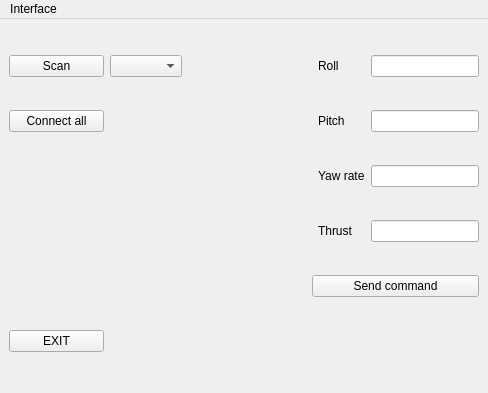
First picture: the form in gui/Qt Designer/crazyflie_multiagent.ui, repository warrenbocphet/crazyflies-formation-control, before the edit.
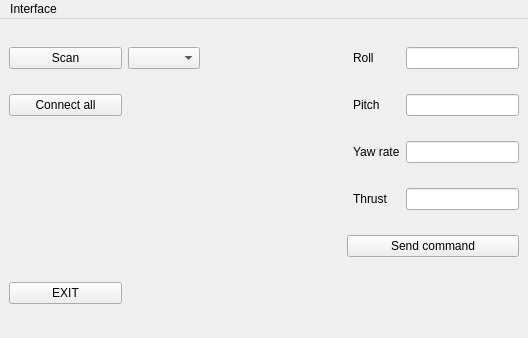
Second picture: the form after the edit. Icons and pictures are not drawn.

```diff
--- a/gui/Qt Designer/crazyflie_multiagent.ui
+++ b/gui/Qt Designer/crazyflie_multiagent.ui
@@ -6,8 +6,8 @@
    <rect>
     <x>0</x>
     <y>0</y>
-    <width>488</width>
-    <height>393</height>
+    <width>528</width>
+    <height>338</height>
    </rect>
   </property>
   <property name="windowTitle">
@@ -282,7 +282,7 @@
     <rect>
      <x>0</x>
      <y>0</y>
-     <width>488</width>
+     <width>528</width>
      <height>22</height>
     </rect>
    </property>
```
Left out of the diff: 1 changed line with no effect on the pictures.
